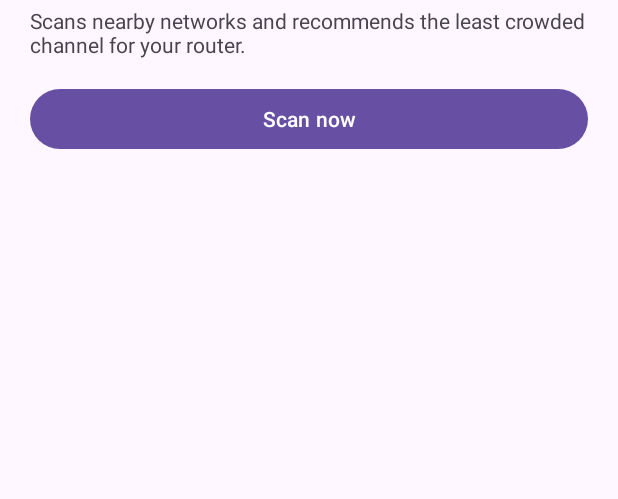
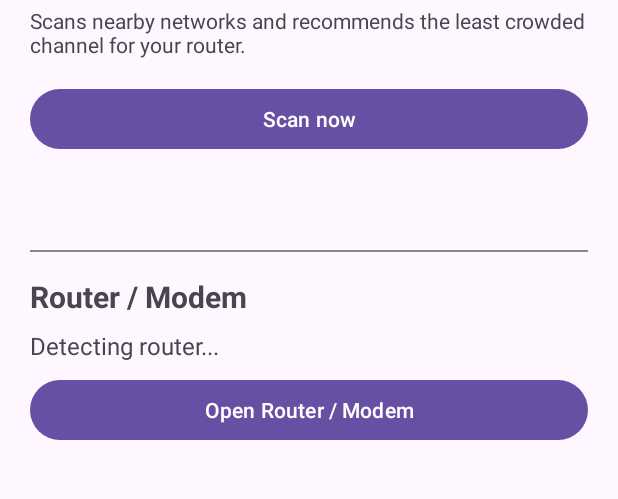
Before and after one commit to abou-samra/WiFiChannelAnalyzer, an Android app: the screen it shows after launch (MainActivity), on a phone screen of 412 x 824 dp, the part 79-578 px from its top. Run offline under Robolectric (Android 15) with nearby library versions, the phone set to English and light mode, and no system bars.

Commit message:
Update activity_main.xml

```diff
--- a/WiFiAndroid/app/src/main/res/layout/activity_main.xml
+++ b/WiFiAndroid/app/src/main/res/layout/activity_main.xml
@@ -44,5 +44,35 @@
             android:layout_height="wrap_content"
             android:layout_marginTop="8dp"
             android:orientation="vertical" />
+
+        <View
+            android:layout_width="match_parent"
+            android:layout_height="1dp"
+            android:layout_marginTop="24dp"
+            android:background="#888888" />
+
+        <TextView
+            android:layout_width="match_parent"
+            android:layout_height="wrap_content"
+            android:layout_marginTop="16dp"
+            android:text="Router / Modem"
+            android:textSize="20sp"
+            android:textStyle="bold" />
+
+        <TextView
+            android:id="@+id/gatewayAddress"
+            android:layout_width="match_parent"
+            android:layout_height="wrap_content"
+            android:layout_marginTop="8dp"
+            android:text="Detecting router..."
+            android:textSize="16sp" />
+
+        <Button
+            android:id="@+id/openRouterButton"
+            android:layout_width="match_parent"
+            android:layout_height="wrap_content"
+            android:layout_marginTop="8dp"
+            android:text="Open Router / Modem" />
+
     </LinearLayout>
 </ScrollView>
```
